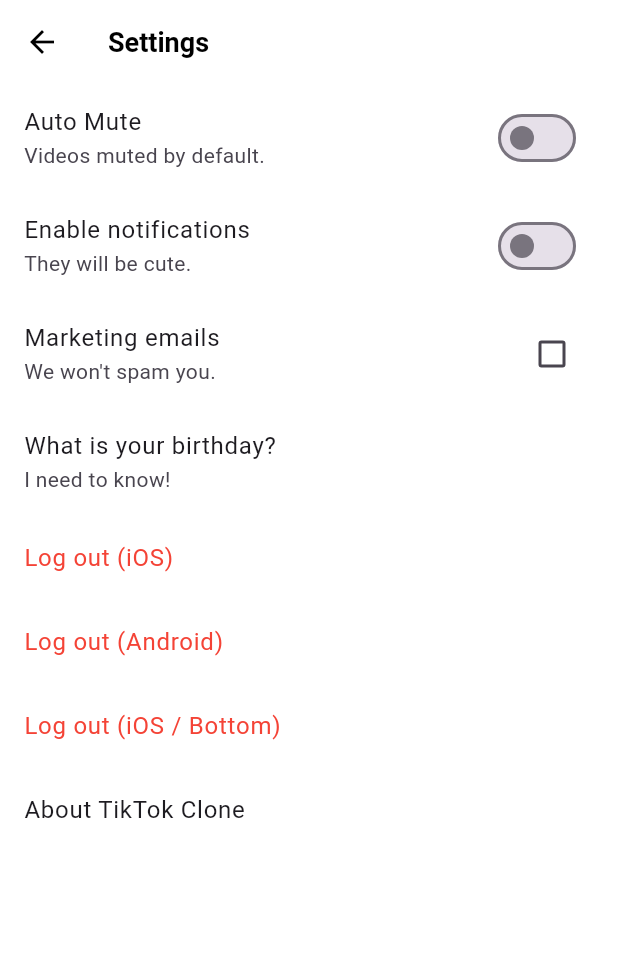
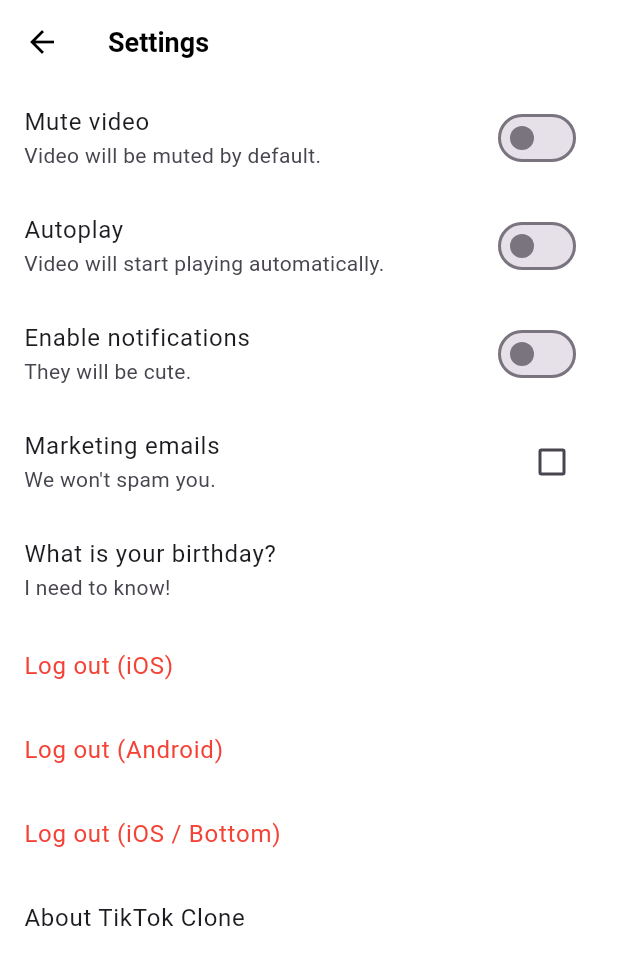
Before and after one commit to nomadcoders/tiktok_clone, a Flutter app: the SettingsScreen screen opened directly, on a phone screen of 412 x 824 dp. Shown: the top 965 px of the screen. Run offline on Flutter 3.47's test engine with Material 2 defaults, Android fonts, the phone set to English and light mode, and no system bars; our stand-ins replace camera, font_awesome_flutter, gallery_saver, go_router, image_picker, permission_handler and 3 more; accounts and stored records are empty; network calls fail.

Commit message:
19.3 PlaybackConfigViewModel

```diff
--- a/lib/features/settings/settings_screen.dart
+++ b/lib/features/settings/settings_screen.dart
@@ -3,7 +3,7 @@ import 'package:flutter/foundation.dart';
 import 'package:flutter/material.dart';
 import 'package:font_awesome_flutter/font_awesome_flutter.dart';
 import 'package:provider/provider.dart';
-import 'package:tiktok_clone/common/widgets/video_config/video_config.dart';
+import 'package:tiktok_clone/features/videos/view_models/playback_config_vm.dart';
 
 class SettingsScreen extends StatefulWidget {
   const SettingsScreen({super.key});
@@ -31,10 +31,18 @@ class _SettingsScreenState extends State<SettingsScreen> {
       body: ListView(
         children: [
           SwitchListTile.adaptive(
-            value: context.watch<VideoConfig>().isMuted,
-            onChanged: (value) => context.read<VideoConfig>().toggleIsMuted(),
-            title: const Text("Auto Mute"),
-            subtitle: const Text("Videos muted by default."),
+            value: context.watch<PlaybackConfigViewModel>().muted,
+            onChanged: (value) =>
+                context.read<PlaybackConfigViewModel>().setMuted(value),
+            title: const Text("Mute video"),
+            subtitle: const Text("Video will be muted by default."),
+          ),
+          SwitchListTile.adaptive(
+            value: context.watch<PlaybackConfigViewModel>().autoplay,
+            onChanged: (value) =>
+                context.read<PlaybackConfigViewModel>().setAutoplay(value),
+            title: const Text("Autoplay"),
+            subtitle: const Text("Video will start playing automatically."),
           ),
           SwitchListTile.adaptive(
             value: _notifications,
--- a/lib/features/videos/view_models/playback_config_vm.dart
+++ b/lib/features/videos/view_models/playback_config_vm.dart
@@ -1,3 +1,30 @@
 import 'package:flutter/material.dart';
+import 'package:tiktok_clone/features/videos/models/playback_config_model.dart';
+import 'package:tiktok_clone/features/videos/repos/playback_config_repo.dart';
 
-class PlaybackConfigViewModel extends ChangeNotifier {}
+class PlaybackConfigViewModel extends ChangeNotifier {
+  final PlaybackConfigRepository _repository;
+
+  late final PlaybackConfigModel _model = PlaybackConfigModel(
+    muted: _repository.isMuted(),
+    autoplay: _repository.isAutoplay(),
+  );
+
+  PlaybackConfigViewModel(this._repository);
+
+  bool get muted => _model.muted;
+
+  bool get autoplay => _model.autoplay;
+
+  void setMuted(bool value) {
+    _repository.setMuted(value);
+    _model.muted = value;
+    notifyListeners();
+  }
+
+  void setAutoplay(bool value) {
+    _repository.setAutoplay(value);
+    _model.autoplay = value;
+    notifyListeners();
+  }
+}
```
Also changed, not shown: lib/features/videos/views/widgets/video_post.dart (+3 -5 lines), lib/main.dart (+15 -10 lines).
